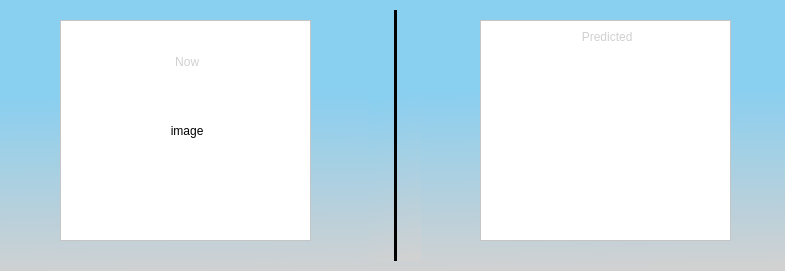
This is cardswidget.ui in lotila/RoadConditionsDashboard as Qt 5 draws it before an edit. The edited form follows.
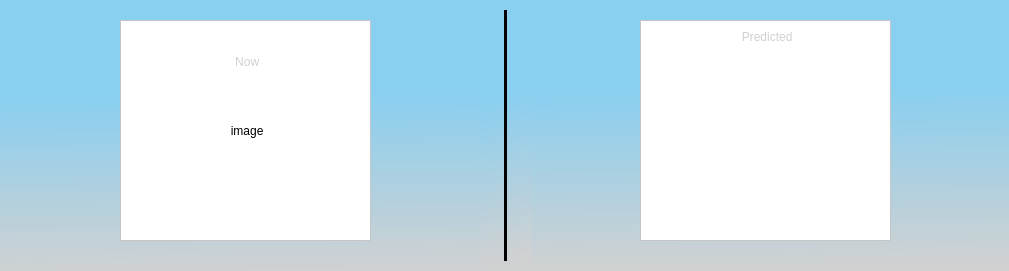
This is the edited form.

Commit message: Updating User Interface

Diff of the .ui file:
```diff
--- a/cardswidget.ui
+++ b/cardswidget.ui
@@ -6,7 +6,7 @@
    <rect>
     <x>0</x>
     <y>0</y>
-    <width>785</width>
+    <width>1009</width>
     <height>271</height>
    </rect>
   </property>
@@ -31,7 +31,7 @@
    </property>
    <property name="geometry">
     <rect>
-     <x>60</x>
+     <x>120</x>
      <y>20</y>
      <width>251</width>
      <height>221</height>
@@ -430,7 +430,7 @@
   <widget class="Line" name="line">
    <property name="geometry">
     <rect>
-     <x>370</x>
+     <x>480</x>
      <y>10</y>
      <width>51</width>
      <height>251</height>
@@ -666,7 +666,7 @@
   <widget class="QFrame" name="predictedFrame">
    <property name="geometry">
     <rect>
-     <x>480</x>
+     <x>640</x>
      <y>20</y>
      <width>251</width>
      <height>221</height>
@@ -692,7 +692,7 @@
    </property>
    <layout class="QVBoxLayout" name="verticalLayout_3">
     <item>
-     <layout class="QVBoxLayout" name="verticalLayout_2" stretch="0,2">
+     <layout class="QVBoxLayout" name="verticalLayout_2" stretch="0,0">
       <property name="spacing">
        <number>2</number>
       </property>
```
The commit also changes 1 other file.
